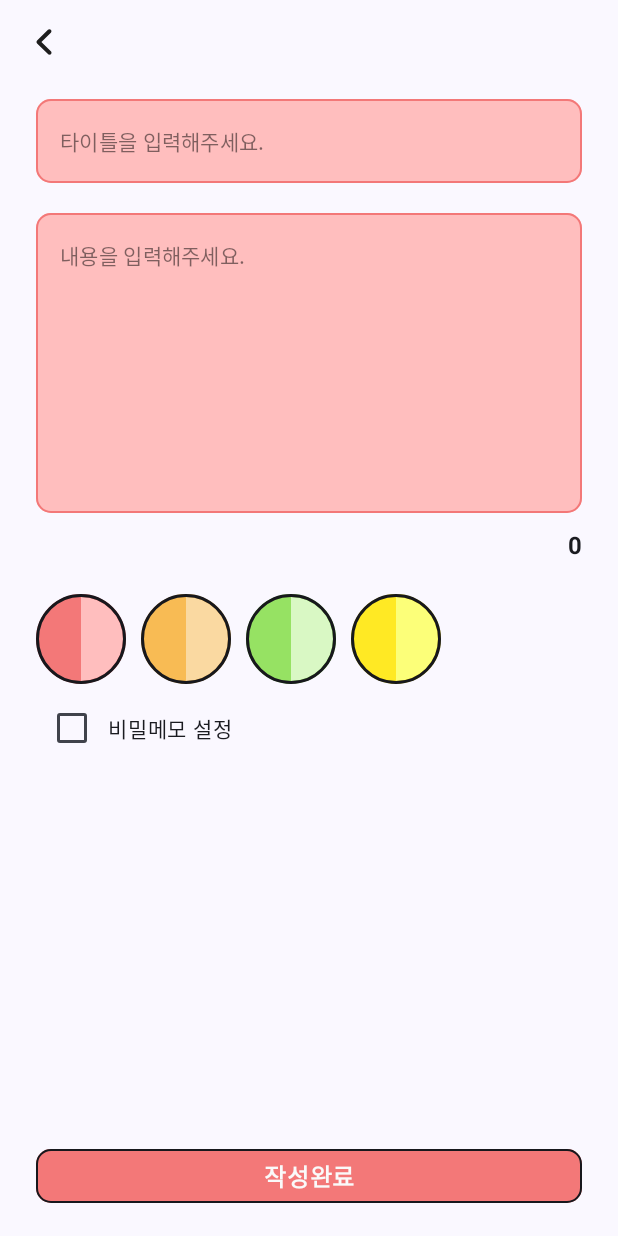
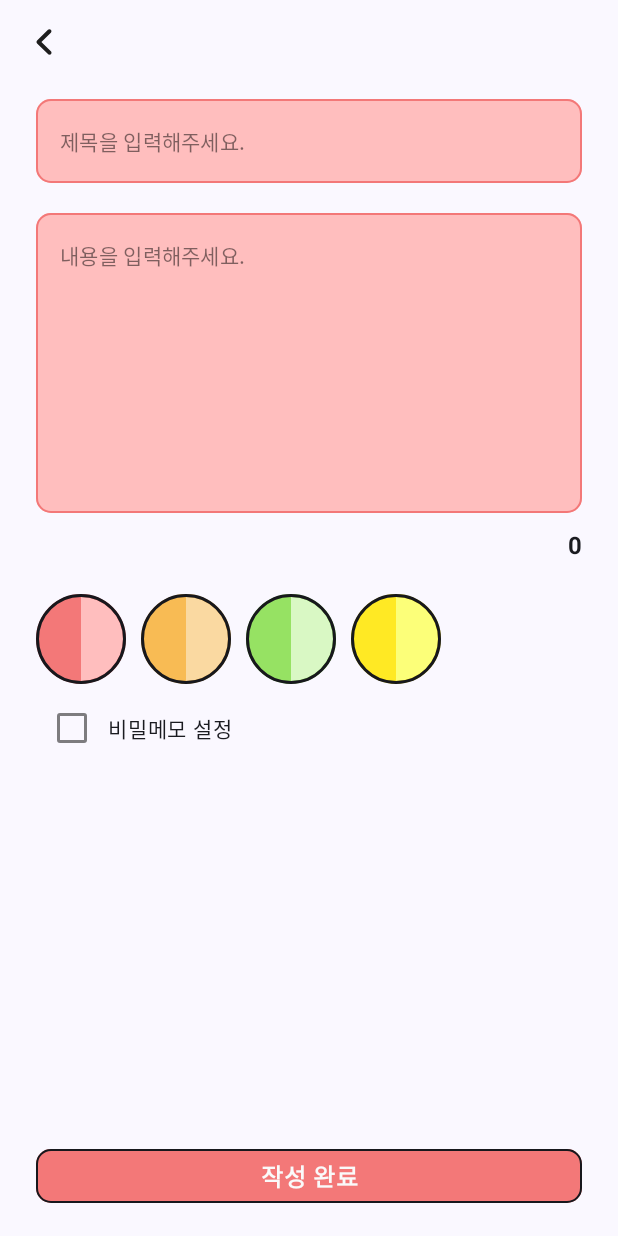
Before and after one commit to kmj94102/MyMemo, an Android app built with Jetpack Compose: the write screen opened through its navigation route, on a phone screen of 412 x 824 dp. Run offline under Robolectric (Android 15) with nearby library versions, the phone set to English and light mode, and no system bars; our stand-ins replace Dagger/Hilt's generated code.

Commit message:
- UI 정리

```diff
--- a/app/src/main/java/com/example/mymemo/view/list/MemoList.kt
+++ b/app/src/main/java/com/example/mymemo/view/list/MemoList.kt
@@ -246,7 +246,7 @@ fun InputBar(
         },
         keyboardOptions = KeyboardOptions(
             keyboardType = if (isPassword) KeyboardType.Password else KeyboardType.Text,
-            imeAction = if (moreInputBar) ImeAction.Next else ImeAction.Done
+            imeAction = if (moreInputBar) ImeAction.Next else ImeAction.Default
         ),
         placeholder = {
             Text(
--- a/app/src/main/java/com/example/mymemo/view/write/MemoWrite.kt
+++ b/app/src/main/java/com/example/mymemo/view/write/MemoWrite.kt
@@ -1,6 +1,8 @@
 package com.example.mymemo.view.write
 
+import android.content.Context
 import androidx.compose.foundation.*
+import androidx.compose.foundation.interaction.MutableInteractionSource
 import androidx.compose.foundation.layout.*
 import androidx.compose.foundation.lazy.LazyColumn
 import androidx.compose.foundation.shape.CircleShape
@@ -9,10 +11,13 @@ import androidx.compose.material3.*
 import androidx.compose.runtime.*
 import androidx.compose.ui.Alignment
 import androidx.compose.ui.Modifier
+import androidx.compose.ui.focus.FocusRequester
 import androidx.compose.ui.graphics.Color
 import androidx.compose.ui.graphics.drawscope.Fill
 import androidx.compose.ui.platform.LocalContext
+import androidx.compose.ui.platform.LocalFocusManager
 import androidx.compose.ui.res.painterResource
+import androidx.compose.ui.res.stringResource
 import androidx.compose.ui.text.style.TextAlign
 import androidx.compose.ui.unit.dp
 import androidx.hilt.navigation.compose.hiltViewModel
@@ -21,6 +26,7 @@ import com.example.mymemo.ui.theme.Black
 import com.example.mymemo.ui.theme.Primary
 import com.example.mymemo.ui.theme.Typography
 import com.example.mymemo.ui.theme.White
+import com.example.mymemo.util.ColorGroup
 import com.example.mymemo.util.getMainColor
 import com.example.mymemo.util.getSubColor
 import com.example.mymemo.util.toast
@@ -36,6 +42,7 @@ fun MemoWriteContainer(
 ) {
 
     val state = viewModel.memoItemState.value
+    val focusManager = LocalFocusManager.current
     val context = LocalContext.current
     var isModify = false
 
@@ -44,7 +51,8 @@ fun MemoWriteContainer(
     }
 
     Box(
-        modifier = Modifier.fillMaxSize()
+        modifier = Modifier
+            .fillMaxSize()
     ) {
 
         /** 뒤로가기 **/
@@ -69,9 +77,11 @@ fun MemoWriteContainer(
                 InputBar(
                     modifier = Modifier.padding(vertical = 10.dp),
                     field = state.title,
-                    hint = "타이틀을 입력해주세요.",
+                    hint = stringResource(id = R.string.input_title),
                     containerColor = Color(getSubColor(state.colorGroup)),
-                    borderColor = Color(getMainColor(state.colorGroup))
+                    borderColor = Color(getMainColor(state.colorGroup)),
+                    moreInputBar = true,
+                    isSingleLine = true
                 ) {
                     viewModel.event(WriteEvent.WriteTitle(it))
                 }
@@ -81,7 +91,7 @@ fun MemoWriteContainer(
             item {
                 InputBar(
                     field = state.contents,
-                    hint = "내용을 입력해주세요.",
+                    hint = stringResource(id = R.string.input_contents),
                     containerColor = Color(getSubColor(state.colorGroup)),
                     borderColor = Color(getMainColor(state.colorGroup)),
                     isSingleLine = false,
@@ -110,20 +120,14 @@ fun MemoWriteContainer(
                     modifier = Modifier
                         .fillMaxWidth()
                 ) {
-                    SelectColor(0) {
-                        viewModel.event(WriteEvent.ChangeColorGroup(it))
-                    }
-                    SelectColor(1) {
-                        viewModel.event(WriteEvent.ChangeColorGroup(it))
-                    }
-                    SelectColor(2) {
-                        viewModel.event(WriteEvent.ChangeColorGroup(it))
-                    }
-                    SelectColor(3) {
-                        viewModel.event(WriteEvent.ChangeColorGroup(it))
+                    ColorGroup.values().forEachIndexed { index, colorGroup ->
+                        SelectColor(index, colorGroup) {
+                            focusManager.clearFocus()
+                            viewModel.event(WriteEvent.ChangeColorGroup(it))
+                        }
                     }
                 }
-            }
+            } // 색상 선택
 
             /** 비밀메모 설정 **/
             item {
@@ -131,19 +135,30 @@ fun MemoWriteContainer(
                     verticalAlignment = Alignment.CenterVertically,
                     modifier = Modifier
                         .padding(top = 5.dp)
-                        .clickable {
+                        .clickable(
+                            indication = null,
+                            interactionSource = remember {
+                                focusManager.clearFocus()
+                                MutableInteractionSource()
+                            }
+                        ) {
                             viewModel.event(WriteEvent.ChangeSecretMode(state.isSecret.not()))
                         }
                 ) {
                     Checkbox(
                         checked = state.isSecret,
                         onCheckedChange = {
+                            focusManager.clearFocus()
                             viewModel.event(WriteEvent.ChangeSecretMode(state.isSecret.not()))
-                        }
+                        },
+                        colors = CheckboxDefaults.colors(
+                            uncheckedColor = Color(0x80000000),
+                            checkedColor = Primary
+                        )
                     )
 
                     Text(
-                        text = "비밀메모 설정",
+                        text = stringResource(id = R.string.secret_memo_setting),
                         style = Typography.bodySmall
                     )
                 }
@@ -151,8 +166,9 @@ fun MemoWriteContainer(
                 if (state.isSecret) {
                     InputBar(
                         field = state.password,
-                        hint = "비밀번호를 입력해주세요",
+                        hint = stringResource(id = R.string.input_password),
                         isSingleLine = true,
+                        isPassword = true,
                         containerColor = Color(getSubColor(state.colorGroup)),
                         borderColor = Color(getMainColor(state.colorGroup)),
                         modifier = Modifier.fillParentMaxWidth()
@@ -172,38 +188,14 @@ fun MemoWriteContainer(
             ),
             border = BorderStroke(1.dp, Black),
             onClick = {
-                if (isModify) {
-                    viewModel.event(
-                        WriteEvent.UpdateMemo(
-                            successListener = {
-                                context.toast("수정 완료")
-                                routeAction.popupBackStack()
-                            },
-                            failureListener = {
-                                context.toast("수정 실패")
-                            }
-                        )
-                    )
-                    return@Card
-                }
-                viewModel.event(
-                    WriteEvent.InsertMemo(
-                        successListener = {
-                            context.toast("등록 완료")
-                            routeAction.popupBackStack()
-                        },
-                        failureListener = {
-                            context.toast("등록 실패")
-                        }
-                    )
-                )
+                writeComplete(isModify, context, viewModel, routeAction)
             },
             modifier = Modifier
                 .padding(horizontal = 24.dp, vertical = 16.dp)
                 .align(Alignment.BottomCenter)
         ) {
             Text(
-                text = "작성완료",
+                text = stringResource(id = R.string.write_complete),
                 textAlign = TextAlign.Center,
                 style = Typography.bodyLarge,
                 color = White,
@@ -211,24 +203,32 @@ fun MemoWriteContainer(
                     .fillMaxWidth()
                     .padding(vertical = 6.dp)
             )
-        }
+        } // 작성완료 버튼
     }// Box
-
-
 }
 
+/** 메모 색상 선택 **/
 @OptIn(ExperimentalMaterial3Api::class)
 @Composable
-fun SelectColor(index: Int, clickListener: (Int) -> Unit) {
+fun SelectColor(
+    index: Int,
+    colorGroup: ColorGroup,
+    clickListener: (Int) -> Unit
+) {
     Card(
         shape = CircleShape,
         border = BorderStroke(2.dp, Black),
         colors = CardDefaults.cardColors(
-            containerColor = Color(getMainColor(index = index))
+            containerColor = Color(colorGroup.mainColor)
         ),
         modifier = Modifier
             .size(60.dp)
-            .clickable {
+            .clickable(
+                indication = null,
+                interactionSource = remember {
+                    MutableInteractionSource()
+                }
+            ) {
                 clickListener(index)
             }
     ) {
@@ -240,7 +240,7 @@ fun SelectColor(index: Int, clickListener: (Int) -> Unit) {
         ) {
             Canvas(modifier = Modifier.size(58.dp)) {
                 drawArc(
-                    color = Color(getSubColor(index = index)),
+                    color = Color(colorGroup.subColor),
                     startAngle = 270f,
                     sweepAngle = 180f,
                     useCenter = true,
@@ -250,3 +250,37 @@ fun SelectColor(index: Int, clickListener: (Int) -> Unit) {
         }
     }
 }
+
+/** 메모 작성 완 **/
+fun writeComplete(
+    isModify: Boolean,
+    context: Context,
+    viewModel: MemoWriteViewModel,
+    routeAction: RouteAction
+) {
+    if (isModify) {
+        viewModel.event(
+            WriteEvent.UpdateMemo(
+                successListener = {
+                    context.toast(R.string.modify_success)
+                    routeAction.popupBackStack()
+                },
+                failureListener = {
+                    context.toast(R.string.modify_failure)
+                }
+            )
+        )
+    } else {
+        viewModel.event(
+            WriteEvent.InsertMemo(
+                successListener = {
+                    context.toast(R.string.write_success)
+                    routeAction.popupBackStack()
+                },
+                failureListener = {
+                    context.toast(R.string.write_failure)
+                }
+            )
+        )
+    }
+}
--- a/app/src/main/res/values/strings.xml
+++ b/app/src/main/res/values/strings.xml
@@ -1,16 +1,26 @@
 <resources>
     <string name="app_name">MyMemo</string>
     <string name="memo">Memo</string>
-    <string name="guide_input_search">검색어를 입력해 주세요</string>
+    <string name="guide_input_search">검색어를 입력해 주세요.</string>
     <string name="order_by_date">날짜순</string>
-    <string name="order_by_title">타이틀순</string>
+    <string name="order_by_title">제목순</string>
     <string name="only_importance">중요글만</string>
     <string name="only_secret">비밀글만</string>
     <string name="empty_memo">메모를 찾지 못했어요.</string>
     <string name="secret_memo">비밀 메모입니다.</string>
+    <string name="secret_memo_setting">비밀메모 설정</string>
     <string name="confirm_password">비밀번호를 확인해주세요.</string>
-    <string name="input_password">비밀번호를 입력해주세요</string>
+    <string name="input_password">비밀번호를 입력해주세요.</string>
+    <string name="input_title">제목을 입력해주세요.</string>
+    <string name="input_contents">내용을 입력해주세요.</string>
     <string name="ok">확인</string>
     <string name="cancel">취소</string>
-    <string name="delete_memo">이 메모를 삭제하시겠습니까?</string>
+    <string name="modify">수정하기</string>
+    <string name="delete">삭제하기</string>
+    <string name="delete_memo">이 메모를 삭제하시겠습니까?</string>료
+    <string name="write_success">등록 완료</string>
+    <string name="write_failure">등록 실패</string>
+    <string name="modify_success">수정 완료</string>
+    <string name="modify_failure">수정 실패</string>
+    <string name="write_complete">작성 완료</string>리
 </resources>
```
Also changed, not shown: app/src/main/java/com/example/mymemo/view/detail/MemoDetail.kt (+11 -3 lines).
